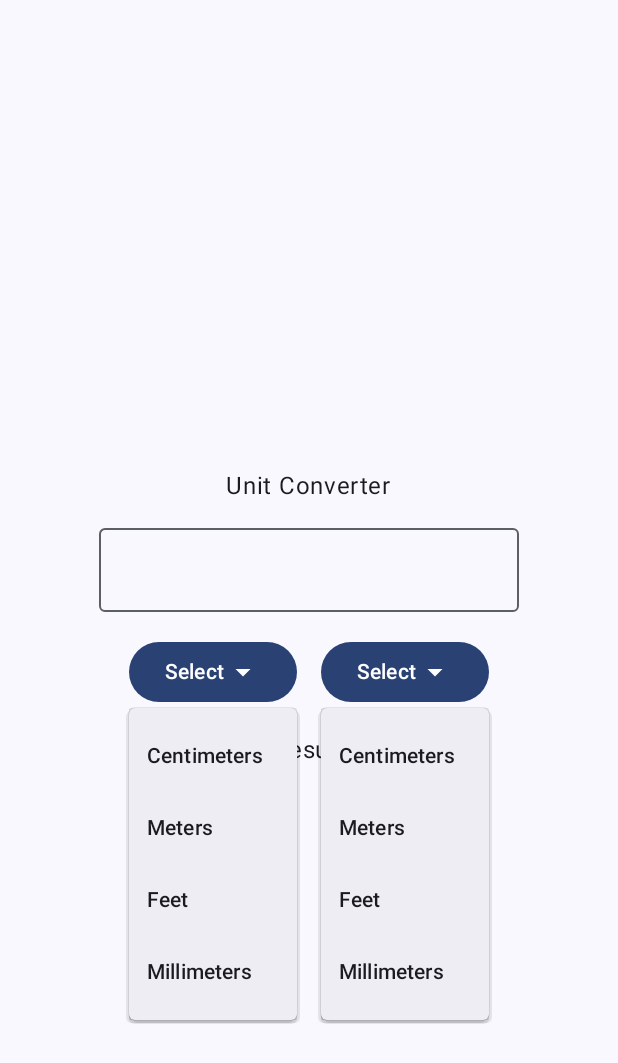
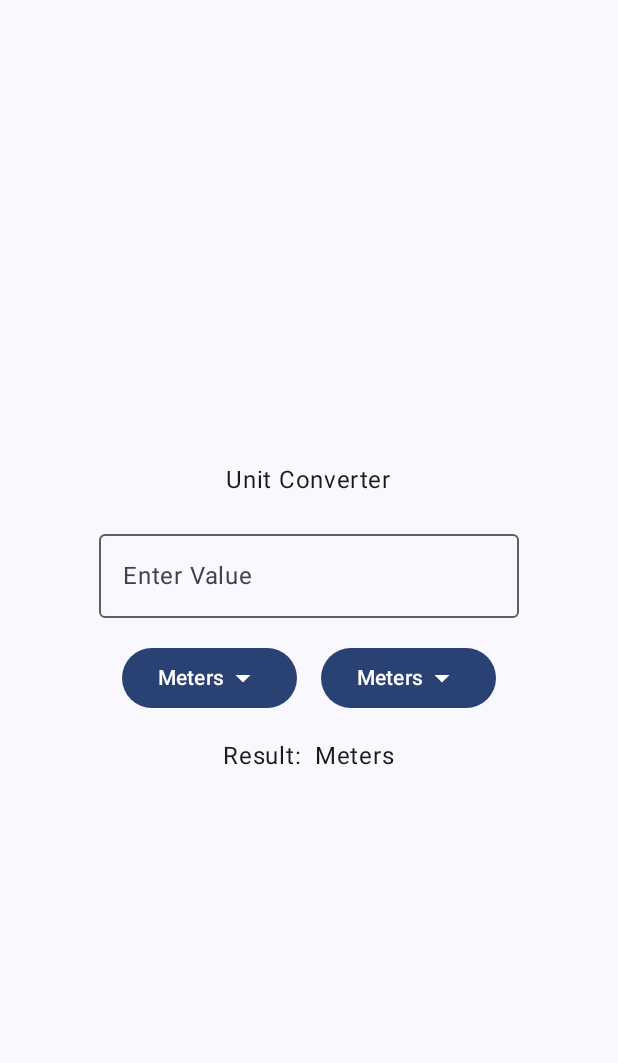
Before and after one commit to chirayurana/UnitConverter, an Android app built with Jetpack Compose: the screen it shows after launch (MainActivity), on a phone screen of 412 x 824 dp. Shown: the top 1063 px of the screen. Run offline under Robolectric (Android 15) with nearby library versions, the phone set to English and light mode, and no system bars.

Commit message:
Completed the functionality of the app

```diff
--- a/app/src/main/java/com/blinky/unitconverter/MainActivity.kt
+++ b/app/src/main/java/com/blinky/unitconverter/MainActivity.kt
@@ -10,7 +10,6 @@ import androidx.compose.foundation.layout.Row
 import androidx.compose.foundation.layout.Spacer
 import androidx.compose.foundation.layout.fillMaxSize
 import androidx.compose.foundation.layout.height
-import androidx.compose.foundation.layout.padding
 import androidx.compose.foundation.layout.width
 import androidx.compose.material.icons.Icons
 import androidx.compose.material.icons.filled.ArrowDropDown
@@ -23,11 +22,16 @@ import androidx.compose.material3.OutlinedTextField
 import androidx.compose.material3.Surface
 import androidx.compose.material3.Text
 import androidx.compose.runtime.Composable
+import androidx.compose.runtime.getValue
+import androidx.compose.runtime.mutableStateOf
+import androidx.compose.runtime.remember
+import androidx.compose.runtime.setValue
 import androidx.compose.ui.Alignment
 import androidx.compose.ui.Modifier
 import androidx.compose.ui.tooling.preview.Preview
 import androidx.compose.ui.unit.dp
 import com.blinky.unitconverter.ui.theme.UnitConverterTheme
+import kotlin.math.roundToInt
 
 class MainActivity : ComponentActivity() {
     override fun onCreate(savedInstanceState: Bundle?) {
@@ -45,8 +49,27 @@ class MainActivity : ComponentActivity() {
         }
     }
 }
+//Unit Converter function
 @Composable
 fun UnitConverter(){
+
+    var inputValue by remember { mutableStateOf("") }
+    var outputValue by remember { mutableStateOf("") }
+    var inputUnit by remember { mutableStateOf("Meters") }
+    var outputUnit by remember { mutableStateOf("Meters") }
+    var iExpanded by remember { mutableStateOf(false) }
+    var oExpanded by remember { mutableStateOf(false) }
+    val conversionFactor = remember { mutableStateOf(1.00) }
+    val oConversionFactor = remember { mutableStateOf(1.00) }
+
+    fun convertUnits(){
+        //?: Elvis Operator
+        val inputValueDouble = inputValue.toDoubleOrNull() ?: 0.0
+        val result = (inputValueDouble * conversionFactor.value * 100 / oConversionFactor.value).roundToInt() / 100
+        outputValue = result.toString()
+    }
+
+    //Adding Column
     Column(
         modifier = Modifier.fillMaxSize(),
         verticalArrangement = Arrangement.Center,
@@ -54,42 +77,106 @@ fun UnitConverter(){
     ) {
         Text(text = "Unit Converter")
         Spacer(modifier = Modifier.height(16.dp))
-        OutlinedTextField(value = "", onValueChange = {} )
+        OutlinedTextField(
+            value = inputValue,
+            onValueChange = {
+            inputValue = it
+            convertUnits()
+            },
+            label = { Text(text = "Enter Value")}
+        )
         Spacer(modifier = Modifier.height(16.dp))
         Row {
-           Box {
-                Button(onClick = { /*TODO*/ }) {
-                    Text(text = "Select")
+            //Input Box
+            Box {
+                //Input Button
+                Button(onClick = {iExpanded = true}) {
+                    Text(text = inputUnit)
                     Icon(Icons.Default.ArrowDropDown, contentDescription = "Arrow Down")
                 }
-               DropdownMenu(expanded = true, onDismissRequest = { /*TODO*/ }) {
-                   DropdownMenuItem(text = { Text(text = "Centimeters")}, onClick = { /*TODO*/ })
-                   DropdownMenuItem(text = { Text(text = "Meters")}, onClick = { /*TODO*/ })
-                   DropdownMenuItem(text = { Text(text = "Feet")}, onClick = { /*TODO*/ })
-                   DropdownMenuItem(text = { Text(text = "Millimeters")}, onClick = { /*TODO*/ })
+               //Input Drop down menu
+               DropdownMenu(expanded = iExpanded, onDismissRequest = {iExpanded = false}) {
+                   DropdownMenuItem(text = { Text(text = "Centimeters")},
+                       onClick = {
+                       iExpanded = false
+                       inputUnit = "Centimeter"
+                       conversionFactor.value = 0.01
+                       convertUnits()
+                       }
+                   )
+                   DropdownMenuItem(text = { Text(text = "Meters")}, onClick = {
+                       iExpanded = false
+                       inputUnit = "Meters"
+                       conversionFactor.value = 1.0
+                       convertUnits()
+                   }
+                   )
+                   DropdownMenuItem(text = { Text(text = "Feet")}, onClick = {
+                       iExpanded = false
+                       inputUnit = "Feet"
+                       conversionFactor.value = 0.3048
+                       convertUnits()
+                   }
+                   )
+                   DropdownMenuItem(text = { Text(text = "Millimeters")}, onClick = {
+                       iExpanded = false
+                       inputUnit = "Millimeters"
+                       conversionFactor.value = 0.001
+                       convertUnits()
+                   }
+                   )
                }
            }
             Spacer(modifier = Modifier.width(16.dp))
+            //Output Box
             Box {
-                Button(onClick = { /*TODO*/ }) {
-                    Text(text = "Select")
+                //Output Button
+                Button(onClick = {oExpanded = true}) {
+                    Text(text = outputUnit)
                     Icon(imageVector = Icons.Default.ArrowDropDown, contentDescription = "Arrow Down")
                 }
-                DropdownMenu(expanded = true, onDismissRequest = { /*TODO*/ }) {
-                    DropdownMenuItem(text = { Text(text = "Centimeters")}, onClick = { /*TODO*/ })
-                    DropdownMenuItem(text = { Text(text = "Meters")}, onClick = { /*TODO*/ })
-                    DropdownMenuItem(text = { Text(text = "Feet")}, onClick = { /*TODO*/ })
-                    DropdownMenuItem(text = { Text(text = "Millimeters")}, onClick = { /*TODO*/ })
+                //Output Drop down menu
+                DropdownMenu(expanded = oExpanded, onDismissRequest = {oExpanded = false}) {
+                    DropdownMenuItem(text = { Text(text = "Centimeters")}, onClick = {
+                        oExpanded = false
+                        outputUnit = "Centimeter"
+                        oConversionFactor.value = 0.01
+                        convertUnits()
+                    }
+                    )
+                    DropdownMenuItem(text = { Text(text = "Meters")}, onClick = {
+                        oExpanded = false
+                        outputUnit = "Meters"
+                        oConversionFactor.value = 1.0
+                        convertUnits()
+                    }
+                    )
+                    DropdownMenuItem(text = { Text(text = "Feet")}, onClick = {
+                        oExpanded = false
+                        outputUnit = "Feet"
+                        oConversionFactor.value = 0.3048
+                        convertUnits()
+                    }
+                    )
+                    DropdownMenuItem(text = { Text(text = "Millimeters")}, onClick = {
+                        oExpanded = false
+                        outputUnit = "Millimeters"
+                        oConversionFactor.value = 0.001
+                        convertUnits()
+                    }
+                    )
                 }
             }
 
         }
         Spacer(modifier = Modifier.height(16.dp))
-        Text(text = "Result")
+        Text(text = "Result: $outputValue $outputUnit")
+
     }
 
 
 }
+//To Preview
 @Preview(showBackground = true)
 @Composable
 fun UnitConverterPreview(){
```
